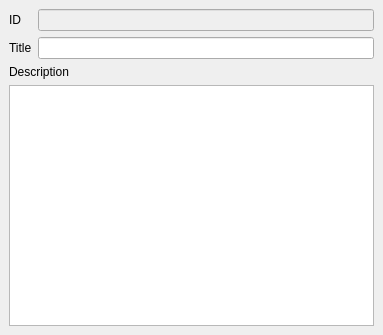
Old version of the form ui/ProfilePropertiesDockWidget.ui in the repository OpenSCAP/scap-workbench.
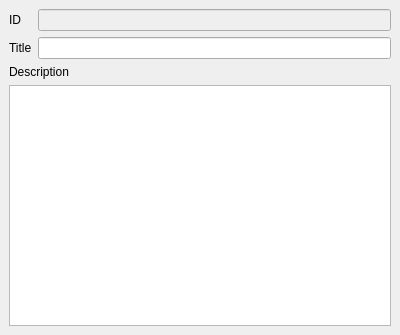
New version of the form.

Commit message: Hide tree header in tailoring window, make dock widgets wider

```diff
--- a/ui/ProfilePropertiesDockWidget.ui
+++ b/ui/ProfilePropertiesDockWidget.ui
@@ -6,10 +6,16 @@
    <rect>
     <x>0</x>
     <y>0</y>
-    <width>383</width>
+    <width>400</width>
     <height>335</height>
    </rect>
   </property>
+  <property name="minimumSize">
+   <size>
+    <width>400</width>
+    <height>185</height>
+   </size>
+  </property>
   <property name="windowTitle">
    <string>Profile Properties</string>
   </property>
```
The commit also changes 2 other files.
